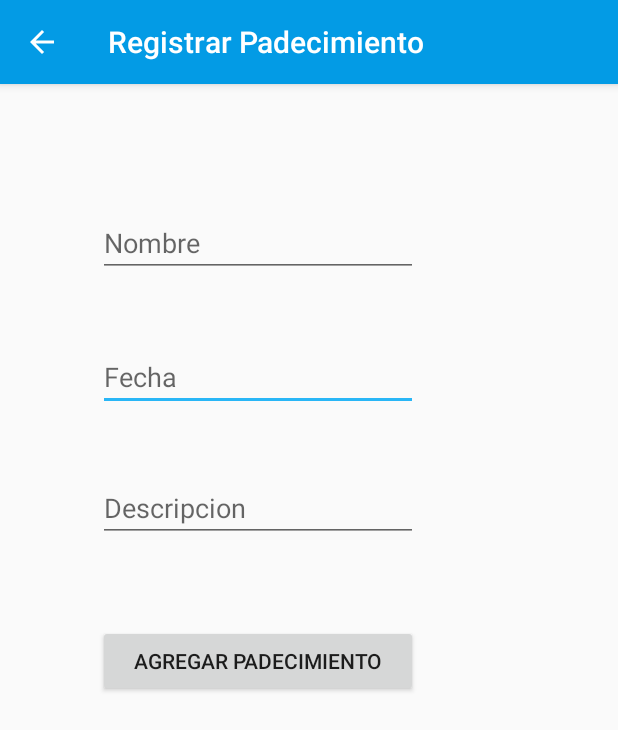
After one commit to avargas10/Proyecto-1-BD, an Android app: the nuevoPadecimiento screen opened directly, with no data from a screen before it, on a phone screen of 412 x 824 dp. The commit adds this screen. Shown: the top 730 px of the screen. Run offline under Robolectric (Android 15) with nearby library versions, the phone set to English and light mode, and no system bars.

Commit message:
Cambio padecimientos

```diff
--- a/AndroidApp/gspApp/app/src/main/AndroidManifest.xml
+++ b/AndroidApp/gspApp/app/src/main/AndroidManifest.xml
@@ -30,7 +30,10 @@
         <activity android:name=".Cuenta" />
         <activity android:name=".Home" />
         <activity android:name=".Pedidos" />
-        <activity android:name=".Recetas"></activity>
+        <activity android:name=".Recetas" />
+        <activity android:name=".Padecimientos" />
+        <activity android:name=".nuevoPadecimiento"
+            android:parentActivityName=".navigationDrawer"></activity>
     </application>
 
 </manifest>
--- a/AndroidApp/gspApp/app/src/main/java/com/example/adrian/gspapp/navigationDrawer.java
+++ b/AndroidApp/gspApp/app/src/main/java/com/example/adrian/gspapp/navigationDrawer.java
@@ -98,6 +98,9 @@ public class navigationDrawer extends AppCompatActivity
             case R.id.nav_gallery:
                 fragment=new Recetas();
                 break;
+            case R.id.nav_padecimientos:
+                fragment=new Padecimientos();
+                break;
             case R.id.nav_manage:
                 fragment=new Cuenta();
                 break;
--- /dev/null
+++ b/AndroidApp/gspApp/app/src/main/java/com/example/adrian/gspapp/nuevoPadecimiento.java
@@ -0,0 +1,66 @@
+package com.example.adrian.gspapp;
+
+import android.app.DatePickerDialog;
+import android.support.v7.app.AppCompatActivity;
+import android.os.Bundle;
+import android.view.View;
+import android.widget.Button;
+import android.widget.DatePicker;
+import android.widget.EditText;
+
+import com.example.adrian.gspapp.R;
+
+import org.json.JSONException;
+
+import java.util.Calendar;
+
+public class nuevoPadecimiento extends AppCompatActivity {
+    EditText nombre, fecha, descrip;
+    Button addPad;
+    private int idCliente;
+    private DatePickerDialog datePickerDialog;
+
+    @Override
+    protected void onCreate(Bundle savedInstanceState) {
+        super.onCreate(savedInstanceState);
+        setContentView(R.layout.activity_nuevo_padecimiento);
+        getSupportActionBar().setDisplayHomeAsUpEnabled(true);
+        getSupportActionBar().setTitle("Registrar Padecimiento");
+
+        nombre=(EditText) findViewById(R.id.txtNombrePad);
+        fecha=(EditText) findViewById(R.id.txtFechaPad);
+        descrip=(EditText) findViewById(R.id.txtDescripPad);
+        addPad=(Button) findViewById(R.id.btnRegPad);
+
+        fecha.setOnClickListener(new View.OnClickListener() {
+            @Override
+            public void onClick(View view) {
+                final Calendar c = Calendar.getInstance();
+                int mYear = c.get(Calendar.YEAR);
+                int mMonth = c.get(Calendar.MONTH);
+                int mDay = c.get(Calendar.DAY_OF_MONTH);
+                datePickerDialog = new DatePickerDialog(nuevoPadecimiento.this,
+                        new DatePickerDialog.OnDateSetListener() {
+                            @Override
+                            public void onDateSet(DatePicker view, int year,
+                                                  int monthOfYear, int dayOfMonth) {
+                                fecha.setText(year + "-"
+                                        + (monthOfYear + 1) + "-" + dayOfMonth);
+                            }
+                        }, mYear, mMonth, mDay);
+                datePickerDialog.show();
+            }
+        });
+
+        addPad.setOnClickListener(new View.OnClickListener() {
+            @Override
+            public void onClick(View view) {
+                try{
+
+                }catch(Exception e){
+                    e.printStackTrace();
+                }
+            }
+        });
+    }
+}
--- /dev/null
+++ b/AndroidApp/gspApp/app/src/main/res/layout/activity_nuevo_padecimiento.xml
@@ -0,0 +1,58 @@
+<?xml version="1.0" encoding="utf-8"?>
+<android.support.constraint.ConstraintLayout xmlns:android="http://schemas.android.com/apk/res/android"
+    xmlns:app="http://schemas.android.com/apk/res-auto"
+    xmlns:tools="http://schemas.android.com/tools"
+    android:layout_width="match_parent"
+    android:layout_height="match_parent"
+    tools:context="com.example.adrian.gspapp.nuevoPadecimiento">
+
+    <RelativeLayout
+        android:layout_width="344dp"
+        android:layout_height="495dp"
+        tools:layout_editor_absoluteX="8dp"
+        tools:layout_editor_absoluteY="6dp">
+
+        <Button
+            android:id="@+id/btnRegPad"
+            android:layout_width="wrap_content"
+            android:layout_height="wrap_content"
+            android:layout_alignEnd="@+id/txtDescripPad"
+            android:layout_alignStart="@+id/txtDescripPad"
+            android:layout_below="@+id/txtDescripPad"
+            android:layout_marginTop="55dp"
+            android:text="Agregar Padecimiento" />
+
+        <EditText
+            android:id="@+id/txtFechaPad"
+            android:layout_width="wrap_content"
+            android:layout_height="wrap_content"
+            android:layout_alignStart="@+id/txtNombrePad"
+            android:layout_below="@+id/txtNombrePad"
+            android:layout_marginTop="44dp"
+            android:ems="10"
+            android:hint="Fecha"
+            android:inputType="textPersonName" />
+
+        <EditText
+            android:id="@+id/txtDescripPad"
+            android:layout_width="wrap_content"
+            android:layout_height="wrap_content"
+            android:layout_alignStart="@+id/txtFechaPad"
+            android:layout_below="@+id/txtFechaPad"
+            android:layout_marginTop="42dp"
+            android:ems="10"
+            android:hint="Descripcion"
+            android:inputType="textMultiLine" />
+
+        <EditText
+            android:id="@+id/txtNombrePad"
+            android:layout_width="wrap_content"
+            android:layout_height="wrap_content"
+            android:layout_alignParentTop="true"
+            android:layout_centerHorizontal="true"
+            android:layout_marginTop="83dp"
+            android:ems="10"
+            android:hint="Nombre"
+            android:inputType="textPersonName" />
+    </RelativeLayout>
+</android.support.constraint.ConstraintLayout>
--- a/AndroidApp/gspApp/app/src/main/res/menu/activity_principal_drawer.xml
+++ b/AndroidApp/gspApp/app/src/main/res/menu/activity_principal_drawer.xml
@@ -13,7 +13,11 @@
         <item
             android:id="@+id/nav_slideshow"
             android:icon="@drawable/pedido"
-            android:title="Pedidos" />
+            android:title="Agregar Pedidos" />
+        <item
+            android:id="@+id/nav_padecimientos"
+            android:icon="@drawable/padecimiento"
+            android:title="Padecimientos" />
         <item
             android:id="@+id/nav_manage"
             android:icon="@drawable/account"
```
Also changed, not shown: AndroidApp/gspApp/app/src/main/java/com/example/adrian/gspapp/Padecimientos.java (added, +39 -0 lines), AndroidApp/gspApp/app/src/main/res/layout/activity_padecimientos.xml (added, +40 -0 lines), AndroidApp/gspApp/app/src/main/res/drawable/fondopadecimiento.png (added), AndroidApp/gspApp/app/src/main/res/drawable/padecimiento.png (added), AndroidApp/gspApp/app/src/main/res/drawable/plus.png (added), AndroidApp/gspApp/app/src/main/res/drawable/plusgrande.png (added).
